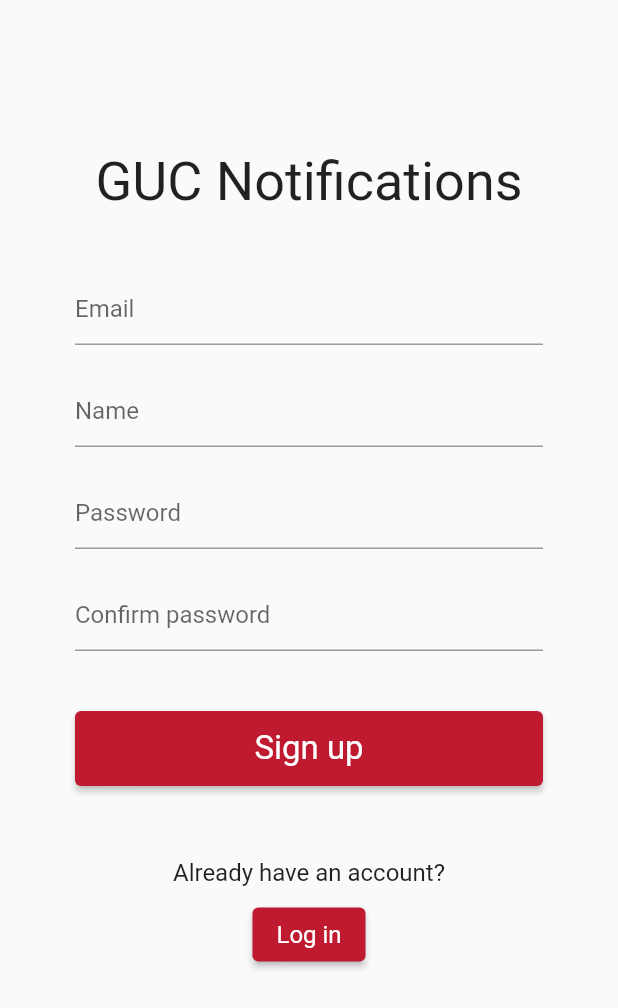
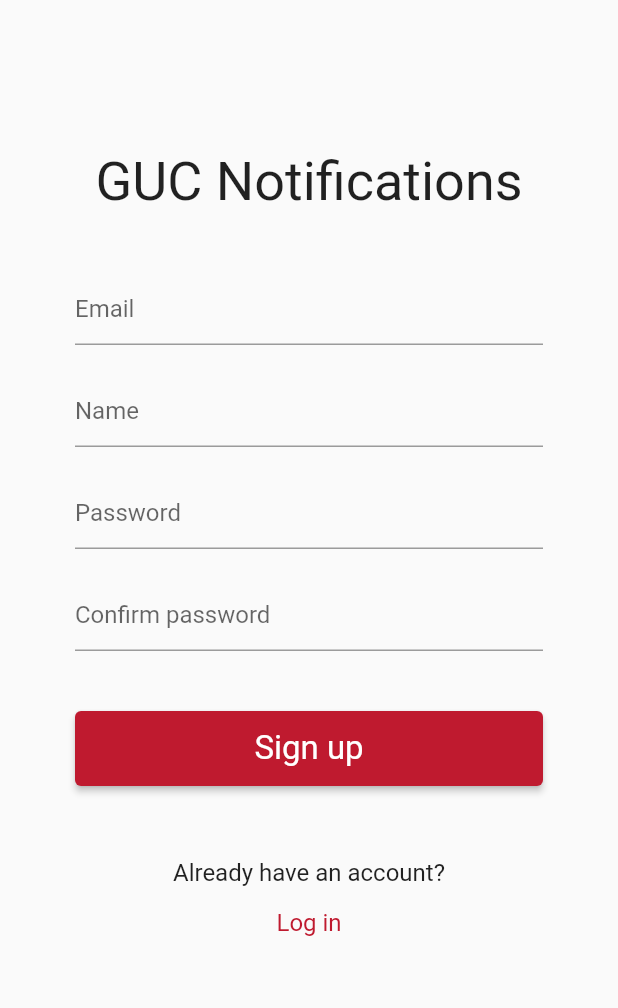
Before and after one commit to AyaFayed/GUC-Connect, a Flutter app: the screen it shows after launch, after a tap on "Log in", after a tap on "Sign up", on a phone screen of 412 x 824 dp. Shown: the top 1008 px of the screen. Run offline on Flutter 3.47's test engine with Material 2 defaults, Android fonts, the phone set to English and light mode, and no system bars; our stand-ins replace cloud_firestore, firebase_auth, firebase_core, flutter_datetime_picker, multi_select_flutter; accounts and stored records are empty.

Commit message:
text button for auth pages

```diff
--- a/lib/screens/authenticate/login.dart
+++ b/lib/screens/authenticate/login.dart
@@ -78,17 +78,18 @@ class _LoginState extends State<Login> {
                   "Don't have an account?",
                   style: TextStyle(fontSize: 16),
                 ),
-                const SizedBox(
-                  height: 8.0,
-                ),
-                ElevatedButton(
-                    style: ElevatedButton.styleFrom(
-                        backgroundColor: const Color.fromARGB(255, 191, 26, 47),
-                        textStyle: const TextStyle(fontSize: 16)),
+                TextButton(
+                    style: TextButton.styleFrom(
+                        textStyle: const TextStyle(
+                      fontSize: 16,
+                    )),
                     onPressed: () {
                       widget.toggleView();
                     },
-                    child: const Text('Sign up'))
+                    child: const Text(
+                      'Sign up',
+                      style: TextStyle(color: Color.fromARGB(255, 191, 26, 47)),
+                    ))
               ],
             ),
           )),
--- a/lib/screens/authenticate/signup.dart
+++ b/lib/screens/authenticate/signup.dart
@@ -145,17 +145,15 @@ class _SignupState extends State<Signup> {
                   'Already have an account?',
                   style: TextStyle(fontSize: 16.0),
                 ),
-                const SizedBox(
-                  height: 8.0,
-                ),
-                ElevatedButton(
-                    style: ElevatedButton.styleFrom(
-                        backgroundColor: const Color.fromARGB(255, 191, 26, 47),
+                TextButton(
+                    style: TextButton.styleFrom(
                         textStyle: const TextStyle(fontSize: 16)),
                     onPressed: () {
                       widget.toggleView();
                     },
-                    child: const Text('Log in'))
+                    child: const Text('Log in',
+                        style:
+                            TextStyle(color: Color.fromARGB(255, 191, 26, 47))))
               ],
             ),
           )),
```
Also changed, not shown: lib/widgets/buttons/small_btn.dart (+12 -8 lines), lib/widgets/buttons/text_btn.dart (deleted, +0 -15 lines).
